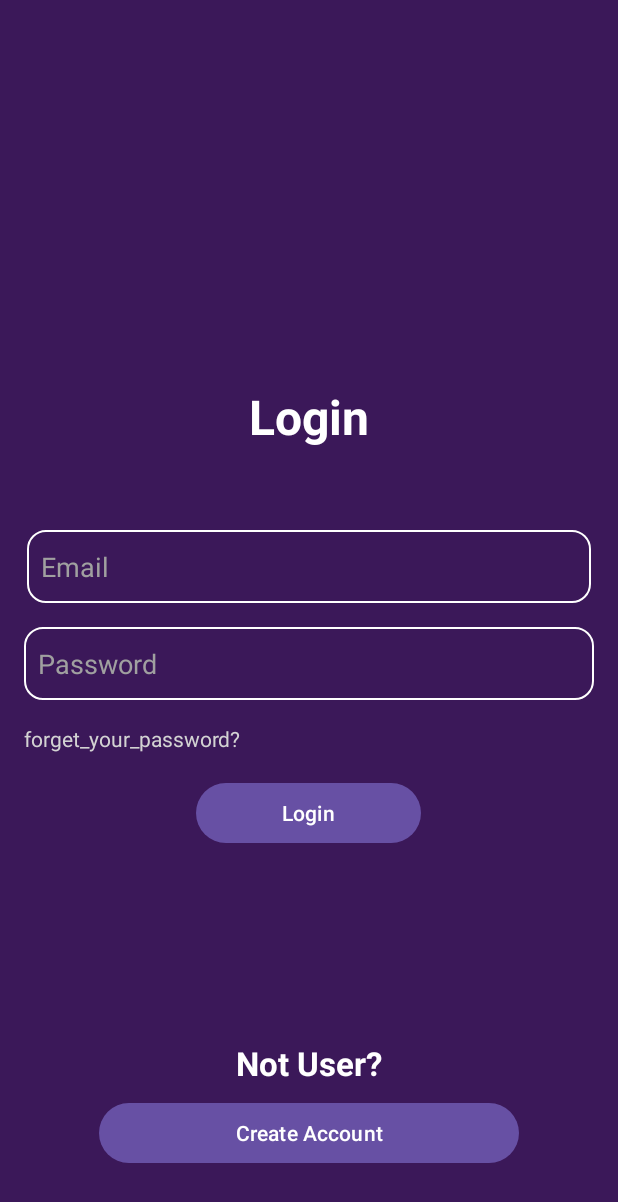
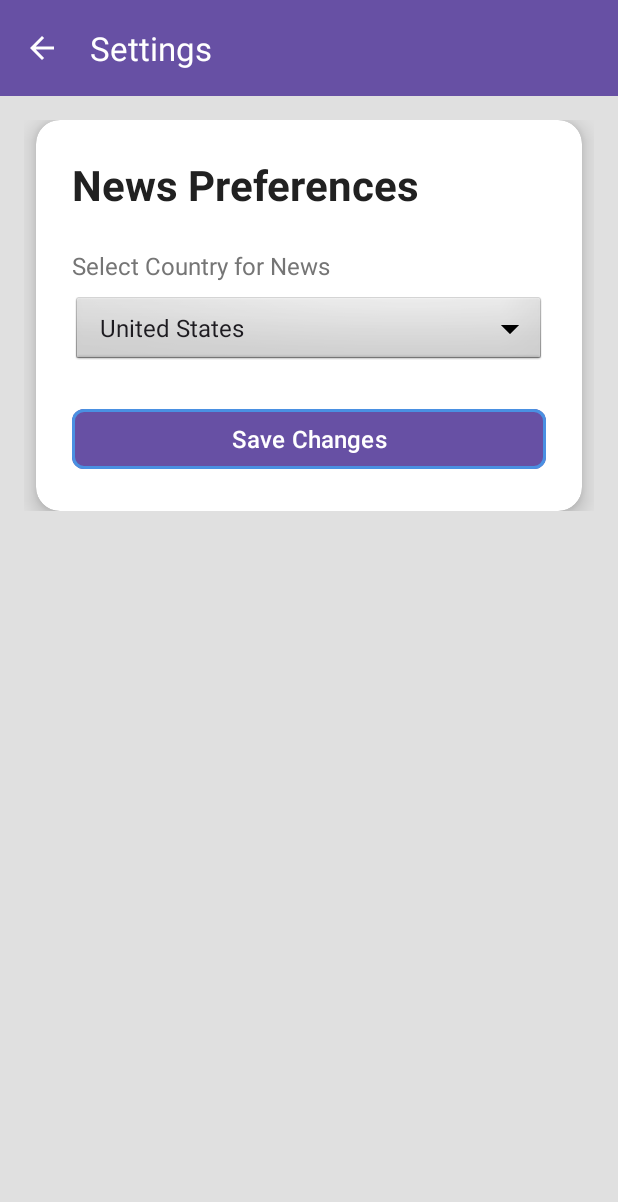
Before and after one commit to Mostafaali10/What-Now-News, an Android app: the screen it shows after launch (LoginActivity before the commit, SettingsActivity after it), on a phone screen of 412 x 824 dp. Shown: the top 1202 px of the screen. Run offline under Robolectric (Android 15) with nearby library versions, the phone set to English and light mode, and no system bars.

Commit message:
Adding Home & Favorites & Setting Screen Ui

```diff
--- a/app/build.gradle.kts
+++ b/app/build.gradle.kts
@@ -50,6 +50,10 @@ dependencies {
     testImplementation(libs.junit)
     androidTestImplementation(libs.androidx.junit)
     androidTestImplementation(libs.androidx.espresso.core)
+    // xml card view additional
+    implementation ("androidx.cardview:cardview:1.0.0")
+    // material icon AppBar
+    implementation ("com.google.android.material:material:1.9.0")
     // retrofit library
     implementation("com.squareup.retrofit2:retrofit:2.11.0")
     // gson convertor
--- a/app/src/main/java/com/mostafa/whatnow/MainActivity.kt
+++ b/app/src/main/java/com/mostafa/whatnow/MainActivity.kt
@@ -34,8 +34,6 @@ class MainActivity : AppCompatActivity() {
         binding.swipeRefresh.setOnRefreshListener { loadNews() }
 
     }
-
-
 
     fun loadNews() {
 
--- /dev/null
+++ b/app/src/main/java/com/mostafa/whatnow/SettingsActivity.kt
@@ -0,0 +1,110 @@
+package com.mostafa.whatnow
+
+import android.content.Context
+import android.os.Bundle
+import android.view.animation.AnimationUtils
+import android.widget.ArrayAdapter
+import android.widget.Toast
+import androidx.appcompat.app.AppCompatActivity
+import com.mostafa.whatnow.databinding.ActivitySettingsBinding
+
+class SettingsActivity : AppCompatActivity() {
+
+    // Binding object to access the layout views
+    private lateinit var binding: ActivitySettingsBinding
+
+    // List of countries with their display names and News API country codes
+    private val countries = listOf(
+        Pair("United States", "us"),
+        Pair("Great Britain", "gb"),
+        Pair("Canada", "ca")
+    )
+
+    override fun onCreate(savedInstanceState: Bundle?) {
+        super.onCreate(savedInstanceState)
+        binding = ActivitySettingsBinding.inflate(layoutInflater)
+        setContentView(binding.root)
+
+
+        // Set up the toolbar
+        setSupportActionBar(binding.toolbar)
+        supportActionBar?.setDisplayHomeAsUpEnabled(true) // Enable back button
+
+        // Handle back button click
+        binding.toolbar.setNavigationOnClickListener {
+            onBackPressedDispatcher.onBackPressed()
+        }
+
+        // Adapter Function
+        setupCountrySpinner()
+
+        // Load the previously selected country from SharedPreferences
+        loadSavedCountry()
+
+        // Save the selected country when the button is clicked
+        binding.saveButton.setOnClickListener {
+            saveSelectedCountry()
+        }
+
+        // ---------------- Animation Part  Add a scale animation to the button on click -------------------------------------------
+        val scaleAnim = AnimationUtils.loadAnimation(this, R.anim.button_scale)
+        binding.saveButton.startAnimation(scaleAnim)
+
+        // Add animation to the Spinner
+        val fadeIn = AnimationUtils.loadAnimation(this, android.R.anim.fade_in)
+        binding.countrySpinner.startAnimation(fadeIn)
+    }
+
+
+    // Function to set up the Spinner with country names
+    private fun setupCountrySpinner() {
+        // Get only the country names (e.g., "United States", "Great Britain", "Canada")
+        val countryNames = countries.map { it.first }
+
+        // Create an adapter to display the country names in the Spinner
+        val adapter = ArrayAdapter(this, android.R.layout.simple_spinner_item, countryNames)
+        adapter.setDropDownViewResource(android.R.layout.simple_spinner_dropdown_item)
+
+        // Set the adapter to the Spinner
+        binding.countrySpinner.adapter = adapter
+    }
+
+    // Function to load the previously selected country from SharedPreferences
+    private fun loadSavedCountry() {
+        // Access the SharedPreferences file named "NewsPrefs"
+        val prefs = getSharedPreferences("NewsPrefs", Context.MODE_PRIVATE)
+
+        // Get the saved country code, default to "us" if none is saved
+        val savedCountryCode = prefs.getString("selected_country", "us")
+
+        // Find the index of the saved country in the list
+        val savedCountryIndex = countries.indexOfFirst { it.second == savedCountryCode }
+
+        // If the saved country is found, select it in the Spinner
+        if (savedCountryIndex != -1) {
+            binding.countrySpinner.setSelection(savedCountryIndex)
+        }
+    }
+
+    // Function to save the selected country to SharedPreferences
+    private fun saveSelectedCountry() {
+        // Get the position of the selected country in the Spinner
+        val selectedPosition = binding.countrySpinner.selectedItemPosition
+
+        // Get the country code of the selected country (e.g., "us", "gb", "ca")
+        val selectedCountryCode = countries[selectedPosition].second
+
+        // Access the SharedPreferences file named "NewsPrefs"
+        val prefs = getSharedPreferences("NewsPrefs", Context.MODE_PRIVATE)
+
+        // Save the selected country code to SharedPreferences
+        prefs.edit().apply {
+            putString("selected_country", selectedCountryCode)
+            apply() // Save the changes
+        }
+
+        // Show a message to the user confirming the save
+        Toast.makeText(this, "Country saved: ${countries[selectedPosition].first}", Toast.LENGTH_SHORT).show()
+
+    }
+}
--- /dev/null
+++ b/app/src/main/res/anim/button_scale.xml
@@ -0,0 +1,20 @@
+<?xml version="1.0" encoding="utf-8"?>
+<set xmlns:android="http://schemas.android.com/apk/res/android">
+    <scale
+        android:fromXScale="1.0"
+        android:toXScale="0.95"
+        android:fromYScale="1.0"
+        android:toYScale="0.95"
+        android:pivotX="50%"
+        android:pivotY="50%"
+        android:duration="100" />
+    <scale
+        android:fromXScale="0.95"
+        android:toXScale="1.0"
+        android:fromYScale="0.95"
+        android:toYScale="1.0"
+        android:pivotX="50%"
+        android:pivotY="50%"
+        android:startOffset="100"
+        android:duration="100" />
+</set>
--- /dev/null
+++ b/app/src/main/res/drawable/ic_arrow_back.xml
@@ -0,0 +1,5 @@
+<vector xmlns:android="http://schemas.android.com/apk/res/android" android:autoMirrored="true" android:height="24dp" android:tint="#FFFFFF" android:viewportHeight="24" android:viewportWidth="24" android:width="24dp">
+
+    <path android:fillColor="@android:color/white" android:pathData="M20,11H7.83l5.59,-5.59L12,4l-8,8 8,8 1.41,-1.41L7.83,13H20v-2z"/>
+
+</vector>
--- a/app/src/main/res/layout/activity_login.xml
+++ b/app/src/main/res/layout/activity_login.xml
@@ -6,7 +6,7 @@
     android:layout_height="match_parent"
     android:background="#3B1859"
     android:orientation="vertical"
-    tools:context=".LoginActivity">
+    tools:context=".Auth.LoginActivity">
 
     <TextView
         android:layout_width="wrap_content"
--- a/app/src/main/res/layout/activity_paassword_reset.xml
+++ b/app/src/main/res/layout/activity_paassword_reset.xml
@@ -6,7 +6,7 @@
     android:layout_height="match_parent"
     android:background="#3B1859"
     android:orientation="vertical"
-    tools:context=".LoginActivity">
+    tools:context=".Auth.LoginActivity">
 
     <TextView
         android:layout_width="wrap_content"
--- /dev/null
+++ b/app/src/main/res/layout/activity_settings.xml
@@ -0,0 +1,101 @@
+<?xml version="1.0" encoding="utf-8"?>
+<androidx.coordinatorlayout.widget.CoordinatorLayout xmlns:android="http://schemas.android.com/apk/res/android"
+    xmlns:app="http://schemas.android.com/apk/res-auto"
+    android:layout_width="match_parent"
+    android:layout_height="match_parent"
+    android:background="#E0E0E0">
+
+    <!-- Top App Bar -->
+    <com.google.android.material.appbar.AppBarLayout
+        android:id="@+id/appBarLayout"
+        android:layout_width="match_parent"
+        android:layout_height="wrap_content"
+        android:theme="@style/ThemeOverlay.Material3.DynamicColors.Dark">
+
+        <com.google.android.material.appbar.MaterialToolbar
+            android:id="@+id/toolbar"
+            android:layout_width="match_parent"
+            android:layout_height="?attr/actionBarSize"
+            android:background="@color/main_color"
+            app:navigationIcon="@drawable/ic_arrow_back"
+            app:title="Settings"
+            app:titleTextColor="@android:color/white" />
+
+    </com.google.android.material.appbar.AppBarLayout>
+
+    <!-- Main Content -->
+    <androidx.core.widget.NestedScrollView
+        android:layout_width="match_parent"
+        android:layout_height="match_parent"
+        app:layout_behavior="@string/appbar_scrolling_view_behavior">
+
+        <LinearLayout
+            android:layout_width="match_parent"
+            android:layout_height="wrap_content"
+            android:gravity="center"
+            android:orientation="vertical"
+            android:padding="16dp">
+
+            <!-- Card Container for Settings -->
+            <androidx.cardview.widget.CardView
+                android:layout_width="match_parent"
+                android:layout_height="wrap_content"
+                android:layout_marginHorizontal="8dp"
+                app:cardBackgroundColor="@android:color/white"
+                app:cardCornerRadius="16dp"
+                app:cardElevation="8dp">
+
+                <LinearLayout
+                    android:layout_width="match_parent"
+                    android:layout_height="wrap_content"
+                    android:orientation="vertical"
+                    android:padding="24dp">
+
+                    <!-- Title -->
+                    <TextView
+                        android:layout_width="wrap_content"
+                        android:layout_height="wrap_content"
+                        android:layout_marginBottom="24dp"
+                        android:text="News Preferences"
+                        android:textColor="#212121"
+                        android:textSize="28sp"
+                        android:textStyle="bold" />
+
+                    <!-- Country Selection -->
+                    <TextView
+                        android:layout_width="wrap_content"
+                        android:layout_height="wrap_content"
+                        android:text="Select Country for News"
+                        android:textSize="16sp"
+                        android:textColor="#757575"
+                        android:layout_marginBottom="8dp" />
+
+                    <Spinner
+                        android:id="@+id/countrySpinner"
+                        android:layout_width="match_parent"
+                        android:layout_height="wrap_content"
+                        android:layout_marginBottom="24dp"
+                        android:background="@android:drawable/btn_dropdown"
+                        android:spinnerMode="dropdown" />
+
+                    <!-- Save Button -->
+                    <com.google.android.material.button.MaterialButton
+                        android:id="@+id/saveButton"
+                        android:layout_width="match_parent"
+                        android:layout_height="wrap_content"
+                        android:elevation="4dp"
+                        android:text="Save Changes"
+                        android:textColor="@android:color/white"
+                        android:textSize="16sp"
+                        app:backgroundTint="@color/main_color"
+                        app:cornerRadius="8dp"
+                        app:rippleColor="#80FFFFFF"
+                        app:strokeColor="#4A90E2"
+                        app:strokeWidth="2dp" />
+
+                </LinearLayout>
+            </androidx.cardview.widget.CardView>
+
+        </LinearLayout>
+    </androidx.core.widget.NestedScrollView>
+</androidx.coordinatorlayout.widget.CoordinatorLayout>
--- a/app/src/main/res/layout/activity_sgin_up.xml
+++ b/app/src/main/res/layout/activity_sgin_up.xml
@@ -6,7 +6,7 @@
     android:layout_height="match_parent"
     android:background="#3B1859"
     android:orientation="vertical"
-    tools:context=".LoginActivity">
+    tools:context=".Auth.LoginActivity">
 
     <TextView
         android:id="@+id/signup"
--- a/app/src/main/res/values/colors.xml
+++ b/app/src/main/res/values/colors.xml
@@ -2,4 +2,5 @@
 <resources>
     <color name="black">#FF000000</color>
     <color name="white">#FFFFFFFF</color>
+    <color name="main_color">#6750A4</color>
 </resources>
```
Also changed, not shown: app/src/main/AndroidManifest.xml (+12 -3 lines), app/src/main/java/com/mostafa/whatnow/Auth/LoginActivity.kt (renamed from app/src/main/java/com/mostafa/whatnow/LoginActivity.kt, +4 -3 lines), app/src/main/java/com/mostafa/whatnow/Auth/PaasswordResetActivity.kt (renamed from app/src/main/java/com/mostafa/whatnow/PaasswordResetActivity.kt, +10 -2 lines), app/src/main/java/com/mostafa/whatnow/Auth/SginUpActivity.kt (renamed from app/src/main/java/com/mostafa/whatnow/SginUpActivity.kt, +4 -3 lines), app/src/main/java/com/mostafa/whatnow/FavoritesActivity.kt (added, +11 -0 lines), app/src/main/java/com/mostafa/whatnow/HomeScreenActivitty.kt (added, +62 -0 lines), app/src/main/res/layout/activity_favorites.xml (added, +34 -0 lines), app/src/main/res/layout/activity_home_screen_activitty.xml (added, +182 -0 lines), app/src/main/res/layout/item_favorite_article.xml (added, +39 -0 lines), app/src/main/res/menu/main_menu.xml (added, +20 -0 lines).
